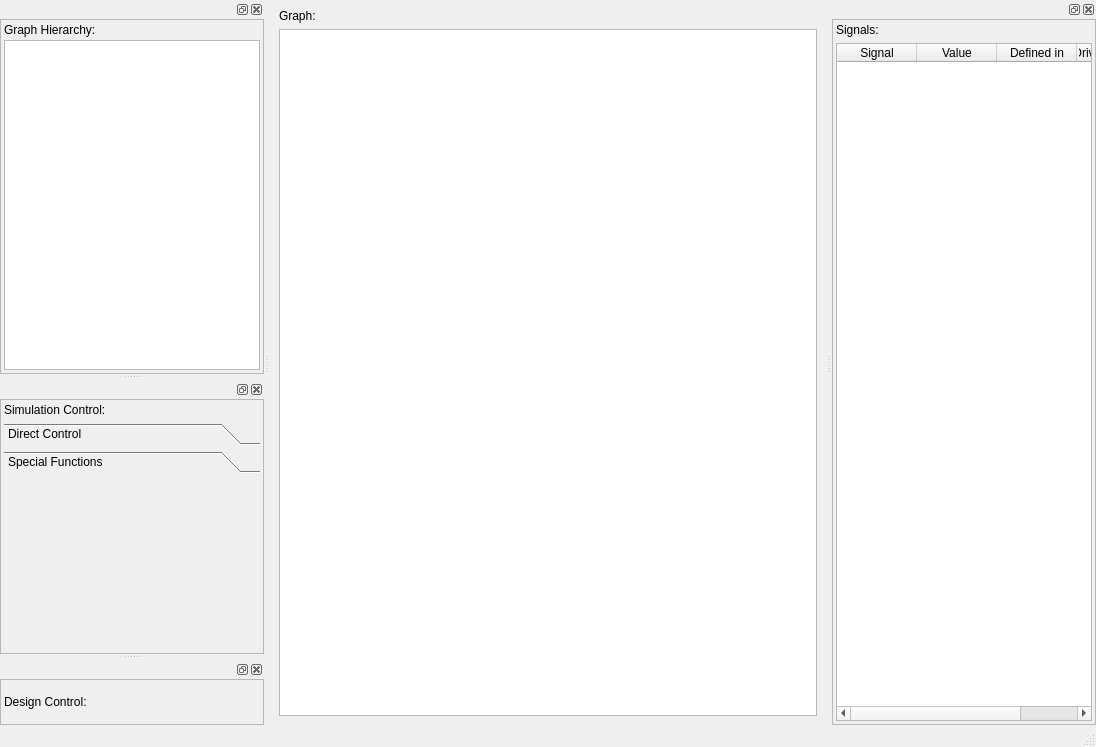
Above: libs/metaHDL_vis_qt/source/metaHDL_vis_Qt/MainWindowSimulate.ui from synogate/gatery before the change. Below: the same form after it.
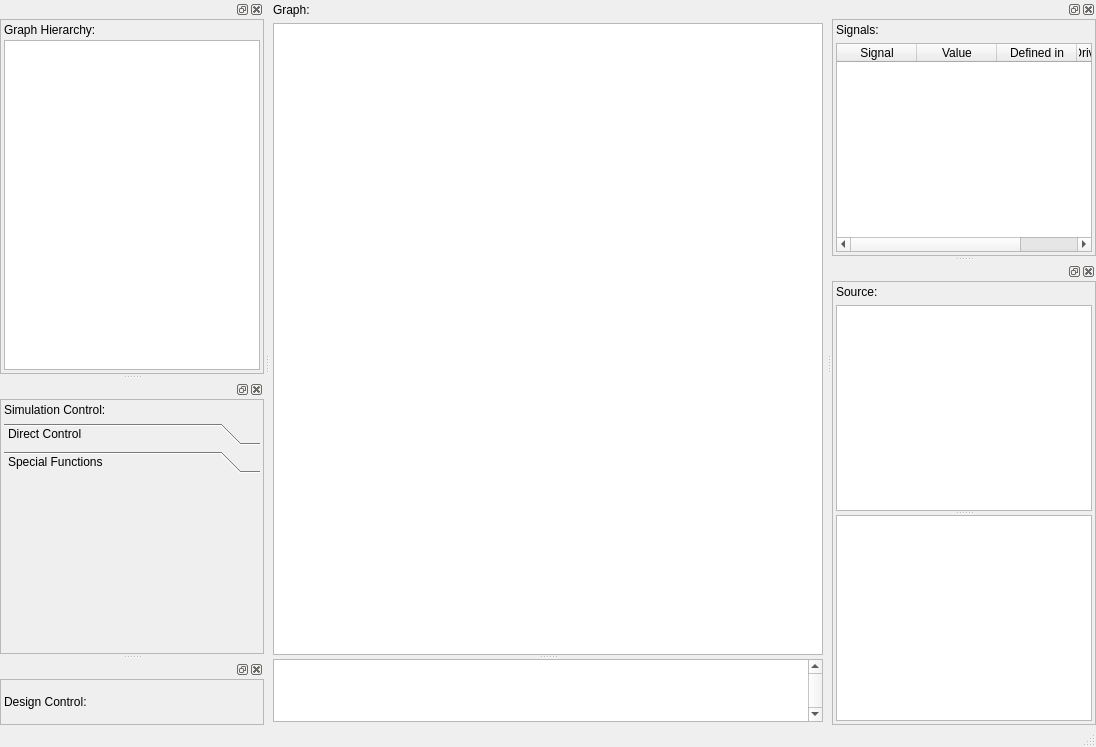
That is the form after the change. The open tabs and pages were chosen to show the change. Icons and pictures are not drawn. Custom widgets are drawn as their Qt base class.

Commit message: Better graph visualization with stack traces, source code, etc.

```diff
--- a/libs/metaHDL_vis_qt/source/metaHDL_vis_Qt/MainWindowSimulate.ui
+++ b/libs/metaHDL_vis_qt/source/metaHDL_vis_Qt/MainWindowSimulate.ui
@@ -15,6 +15,18 @@
   </property>
   <widget class="QWidget" name="centralwidget">
    <layout class="QVBoxLayout" name="verticalLayout_4">
+    <property name="leftMargin">
+     <number>3</number>
+    </property>
+    <property name="topMargin">
+     <number>3</number>
+    </property>
+    <property name="rightMargin">
+     <number>3</number>
+    </property>
+    <property name="bottomMargin">
+     <number>3</number>
+    </property>
     <item>
      <widget class="QLabel" name="label_4">
       <property name="text">
@@ -23,7 +35,60 @@
      </widget>
     </item>
     <item>
-     <widget class="mhdl::vis::CircuitView" name="circuitView"/>
+     <widget class="QSplitter" name="splitter_2">
+      <property name="orientation">
+       <enum>Qt::Vertical</enum>
+      </property>
+      <property name="handleWidth">
+       <number>4</number>
+      </property>
+      <widget class="mhdl::vis::CircuitView" name="circuitView">
+       <property name="sizePolicy">
+        <sizepolicy hsizetype="Expanding" vsizetype="Expanding">
+         <horstretch>0</horstretch>
+         <verstretch>10</verstretch>
+        </sizepolicy>
+       </property>
+       <property name="minimumSize">
+        <size>
+         <width>0</width>
+         <height>100</height>
+        </size>
+       </property>
+       <property name="baseSize">
+        <size>
+         <width>0</width>
+         <height>0</height>
+        </size>
+       </property>
+      </widget>
+      <widget class="QTextEdit" name="textEdit_log">
+       <property name="sizePolicy">
+        <sizepolicy hsizetype="Expanding" vsizetype="Preferred">
+         <horstretch>0</horstretch>
+         <verstretch>1</verstretch>
+        </sizepolicy>
+       </property>
+       <property name="minimumSize">
+        <size>
+         <width>0</width>
+         <height>50</height>
+        </size>
+       </property>
+       <property name="baseSize">
+        <size>
+         <width>0</width>
+         <height>0</height>
+        </size>
+       </property>
+       <property name="verticalScrollBarPolicy">
+        <enum>Qt::ScrollBarAlwaysOn</enum>
+       </property>
+       <property name="readOnly">
+        <bool>true</bool>
+       </property>
+      </widget>
+     </widget>
     </item>
    </layout>
   </widget>
@@ -398,6 +463,71 @@
     </layout>
    </widget>
   </widget>
+  <widget class="QDockWidget" name="dockWidget_3">
+   <attribute name="dockWidgetArea">
+    <number>2</number>
+   </attribute>
+   <widget class="QWidget" name="dockWidgetContents_3">
+    <layout class="QVBoxLayout" name="verticalLayout_11">
+     <property name="leftMargin">
+      <number>0</number>
+     </property>
+     <property name="topMargin">
+      <number>0</number>
+     </property>
+     <property name="rightMargin">
+      <number>0</number>
+     </property>
+     <property name="bottomMargin">
+      <number>0</number>
+     </property>
+     <item>
+      <widget class="QFrame" name="frame_5">
+       <property name="frameShape">
+        <enum>QFrame::StyledPanel</enum>
+       </property>
+       <property name="frameShadow">
+        <enum>QFrame::Raised</enum>
+       </property>
+       <layout class="QVBoxLayout" name="verticalLayout_12">
+        <property name="leftMargin">
+         <number>3</number>
+        </property>
+        <property name="topMargin">
+         <number>3</number>
+        </property>
+        <property name="rightMargin">
+         <number>3</number>
+        </property>
+        <property name="bottomMargin">
+         <number>3</number>
+        </property>
+        <item>
+         <widget class="QLabel" name="label_sourceNodeName">
+          <property name="text">
+           <string>Source:</string>
+          </property>
+         </widget>
+        </item>
+        <item>
+         <widget class="QSplitter" name="splitter">
+          <property name="orientation">
+           <enum>Qt::Vertical</enum>
+          </property>
+          <widget class="QListWidget" name="listWidget_stackTraceView"/>
+          <widget class="QTextEdit" name="textEdit_sourceView">
+           <property name="lineWrapMode">
+            <enum>QTextEdit::NoWrap</enum>
+           </property>
+          </widget>
+         </widget>
+        </item>
+       </layout>
+      </widget>
+     </item>
+    </layout>
+   </widget>
+  </widget>
  </widget>
  <customwidgets>
   <customwidget>
```
Left out of the diff: 6 changed lines with no effect on the pictures. The commit also changes 9 other files.
